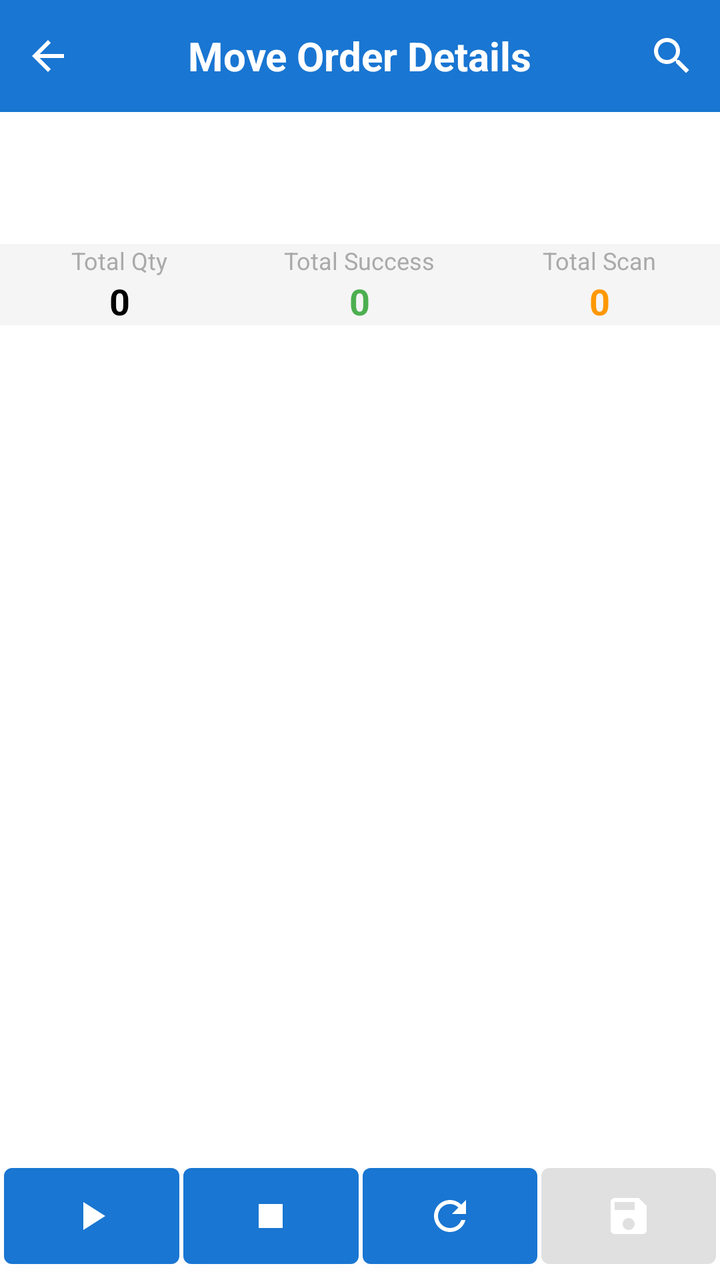
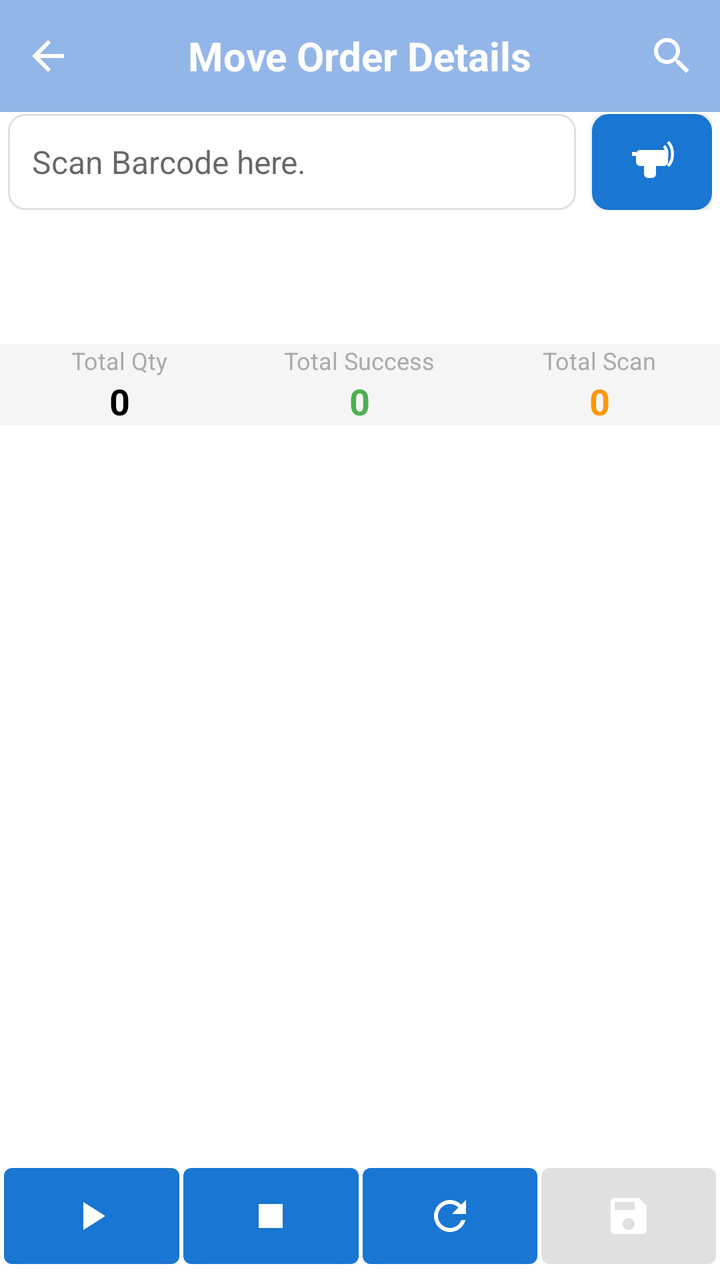

The first picture is an Android layout as it rendered before a commit; the second is the same layout after the commit. The layout source and the unified diff follow.
<!-- AndroidManifest.xml: application theme AppTheme -->
<!-- res/layout/fragment_move_order_child.xml -->
<?xml version="1.0" encoding="utf-8"?>
<LinearLayout xmlns:android="http://schemas.android.com/apk/res/android"
    xmlns:app="http://schemas.android.com/apk/res-auto"
    android:layout_width="match_parent"
    android:layout_height="match_parent"
    android:orientation="vertical">

    <com.google.android.material.appbar.AppBarLayout
        android:id="@+id/appBarLayout"
        android:layout_width="match_parent"
        android:layout_height="wrap_content">

        <androidx.appcompat.widget.Toolbar
            android:id="@+id/toolbar"
            android:layout_width="match_parent"
            android:layout_height="?attr/actionBarSize"
            android:background="?attr/colorPrimary"
            app:contentInsetLeft="0dp"
            app:contentInsetStart="0dp"
            app:popupTheme="@style/ThemeOverlay.AppCompat.Light"
            app:theme="@style/ThemeOverlay.AppCompat.Dark.ActionBar">

            <FrameLayout
                android:layout_width="match_parent"
                android:layout_height="match_parent">

                <ImageView
                    android:id="@+id/ivBack"
                    android:layout_width="48dp"
                    android:layout_height="match_parent"
                    android:layout_gravity="start"
                    android:background="?attr/selectableItemBackgroundBorderless"
                    android:padding="12dp"
                    android:src="@drawable/ic_arrow_back"
                    app:tint="@android:color/white"/>

                <TextView
                    android:id="@+id/toolbar_title"
                    android:layout_width="wrap_content"
                    android:layout_height="wrap_content"
                    android:layout_gravity="center"
                    android:text="Move Order Details"
                    android:textColor="@android:color/white"
                    android:textSize="20sp"
                    android:textStyle="bold"/>

                
                <FrameLayout
                    android:id="@+id/notificationContainer"
                    android:layout_width="48dp"
                    android:layout_height="match_parent"
                    android:layout_gravity="end"
                    android:layout_marginEnd="48dp">

                    <ImageView
                        android:id="@+id/ivNotification"
                        android:layout_width="match_parent"
                        android:layout_height="match_parent"
                        android:background="?attr/selectableItemBackgroundBorderless"
                        android:padding="12dp"
                        android:src="@drawable/ic_notifications"
                        app:tint="@android:color/white"
                        android:visibility="gone"/>

                    <TextView
                        android:id="@+id/tvNotificationCount"
                        android:layout_width="20dp"
                        android:layout_height="20dp"
                        android:layout_gravity="top|end"
                        android:layout_marginTop="8dp"
                        android:layout_marginEnd="8dp"
                        android:background="@drawable/notification_badge_background"
                        android:gravity="center"
                        android:text="0"
                        android:textColor="@android:color/white"
                        android:textSize="12sp"
                        android:visibility="gone"/>
                </FrameLayout>











                <androidx.appcompat.widget.SearchView
                    android:id="@+id/searchView"
                    android:layout_width="wrap_content"
                    android:layout_height="match_parent"
                    android:layout_gravity="end"
                    app:iconifiedByDefault="true"
                    app:queryHint="Search item..."
                    android:theme="@style/SearchViewStyle"/>

            </FrameLayout>

        </androidx.appcompat.widget.Toolbar>

    </com.google.android.material.appbar.AppBarLayout>

    <LinearLayout
        android:layout_width="match_parent"
        android:layout_height="wrap_content"
        android:orientation="vertical"
        android:padding="6dp"
        android:background="@android:color/white">

        <TextView
            android:id="@+id/tvOrderNo"
            android:layout_width="match_parent"
            android:layout_height="wrap_content"
            android:textSize="18sp"
            android:textStyle="bold"
            android:layout_marginBottom="2dp"/>

        <LinearLayout
            android:layout_width="match_parent"
            android:layout_height="wrap_content"
            android:orientation="horizontal"
            android:padding="2dp">

            <TextView
                android:id="@+id/tvSourceWarehouse"
                android:layout_width="0dp"
                android:layout_height="wrap_content"
                android:layout_weight="1"
                android:textSize="16sp"
                android:layout_marginBottom="2dp"/>

            <TextView
                android:id="@+id/tvDestinationWarehouse"
                android:layout_width="0dp"
                android:layout_height="wrap_content"
                android:layout_weight="1"
                android:textSize="16sp"
                android:layout_marginBottom="2dp"
                android:gravity="right"/>

        </LinearLayout>


    </LinearLayout>

    
    <LinearLayout
        android:layout_width="match_parent"
        android:layout_height="wrap_content"
        android:orientation="horizontal"
        android:padding="0dp"
        android:background="#F5F5F5">

        <LinearLayout
            android:layout_width="0dp"
            android:layout_height="wrap_content"
            android:layout_weight="1"
            android:orientation="vertical"
            android:gravity="center">

            <TextView
                android:layout_width="wrap_content"
                android:layout_height="wrap_content"
                android:text="Total Qty"
                android:textSize="12sp"
                android:textColor="@android:color/darker_gray"/>

            <TextView
                android:id="@+id/tvTotalQty"
                android:layout_width="wrap_content"
                android:layout_height="wrap_content"
                android:text="0"
                android:textSize="18sp"
                android:textStyle="bold"
                android:textColor="@android:color/black"/>
        </LinearLayout>

        <LinearLayout
            android:layout_width="0dp"
            android:layout_height="wrap_content"
            android:layout_weight="1"
            android:orientation="vertical"
            android:gravity="center">

            <TextView
                android:layout_width="wrap_content"
                android:layout_height="wrap_content"
                android:text="Total Success"
                android:textSize="12sp"
                android:textColor="@android:color/darker_gray"/>

            <TextView
                android:id="@+id/tvTotalSuccess"
                android:layout_width="wrap_content"
                android:layout_height="wrap_content"
                android:text="0"
                android:textSize="18sp"
                android:textStyle="bold"
                android:textColor="#4CAF50"/>
        </LinearLayout>

        <LinearLayout
            android:layout_width="0dp"
            android:layout_height="wrap_content"
            android:layout_weight="1"
            android:orientation="vertical"
            android:gravity="center">

            <TextView
                android:layout_width="wrap_content"
                android:layout_height="wrap_content"
                android:text="Total Scan"
                android:textSize="12sp"
                android:textColor="@android:color/darker_gray"/>

            <TextView
                android:id="@+id/tvTotalScan"
                android:layout_width="wrap_content"
                android:layout_height="wrap_content"
                android:text="0"
                android:textSize="18sp"
                android:textStyle="bold"
                android:textColor="#FF9800"/>
        </LinearLayout>

    </LinearLayout>

    <LinearLayout
        android:id="@+id/view_readtag"
        android:layout_width="0dp"
        android:layout_height="0dp"
        android:visibility="invisible">
        <TextView
            android:id="@+id/tv_count"
            android:layout_width="0dp"
            android:layout_height="0dp"
            android:visibility="invisible"></TextView>
        <TextView
            android:id="@+id/tv_time"
            android:layout_width="0dp"
            android:layout_height="0dp"
            android:visibility="invisible"></TextView>
        <TextView
            android:id="@+id/tv_total"
            android:layout_width="0dp"
            android:layout_height="0dp"
            android:visibility="invisible"></TextView>
        <EditText
            android:id="@+id/etTime"
            android:layout_weight="1"
            android:layout_width="0dp"
            android:layout_height="0dp"
            android:hint="99999999"
            android:inputType="numberDecimal"
            android:maxLength="10"
            android:singleLine="true"
            android:visibility="invisible" />
    </LinearLayout>

    <FrameLayout
        android:layout_width="match_parent"
        android:layout_height="0dp"
        android:layout_weight="1">

        <ListView
            android:id="@+id/listView"
            android:layout_width="match_parent"
            android:layout_height="match_parent"
            android:divider="@android:color/darker_gray"
            android:dividerHeight="1dp"
            android:padding="2dp"/>

        <LinearLayout
            android:id="@+id/emptyView"
            android:layout_width="match_parent"
            android:layout_height="match_parent"
            android:gravity="center"
            android:orientation="vertical"
            android:visibility="gone">

            <ImageView
                android:layout_width="64dp"
                android:layout_height="64dp"
                android:src="@drawable/ic_empty_box"
                android:alpha="0.5"/>

            <TextView
                android:layout_width="wrap_content"
                android:layout_height="wrap_content"
                android:layout_marginTop="16dp"
                android:text="No items found"
                android:textSize="16sp"/>
        </LinearLayout>

        <ProgressBar
            android:id="@+id/progressBar"
            android:layout_width="wrap_content"
            android:layout_height="wrap_content"
            android:layout_gravity="center"
            android:visibility="gone"/>

    </FrameLayout>

    <LinearLayout
        android:layout_width="match_parent"
        android:layout_height="wrap_content"
        android:orientation="horizontal"
        android:padding="2dp">

        <Button
            android:id="@+id/btnScanRFID"
            android:layout_width="wrap_content"
            android:layout_height="match_parent"
            android:layout_weight="1"
            android:layout_marginEnd="2dp"
            android:drawableTop="@drawable/ic_play"
            android:paddingTop="12dp"
            android:paddingBottom="0dp"
            android:textSize="0sp"/>

        <Button
            android:id="@+id/btnStop"
            android:layout_width="wrap_content"
            android:layout_height="wrap_content"
            android:layout_weight="1"
            android:layout_marginEnd="2dp"
            android:drawableTop="@drawable/ic_stop"
            android:paddingTop="12dp"
            android:paddingBottom="3dp"
            android:textSize="0sp"/>

        <Button
            android:id="@+id/btnClear"
            android:layout_width="wrap_content"
            android:layout_height="wrap_content"
            android:layout_weight="1"
            android:layout_marginEnd="2dp"
            android:drawableTop="@drawable/ic_refresh"
            android:paddingTop="12dp"
            android:paddingBottom="3dp"
            android:textSize="0sp"/>

        <Button
            android:id="@+id/btnConfirm"
            android:layout_width="wrap_content"
            android:layout_height="wrap_content"
            android:layout_weight="1"
            android:enabled="false"
            android:drawableTop="@drawable/ic_save"
            android:paddingTop="12dp"
            android:paddingBottom="3dp"
            android:textSize="0sp"/>
    </LinearLayout>

</LinearLayout>
<!-- resources referenced by this layout -->
<resources>
  <!-- drawable ic_stop (drawable) -->
  <?xml version="1.0" encoding="utf-8"?>
  <vector xmlns:android="http://schemas.android.com/apk/res/android"
      android:width="24dp"
      android:height="24dp"
      android:viewportWidth="24"
      android:viewportHeight="24">
      <path
          android:fillColor="#FFFFFF"
          android:pathData="M6,6h12v12H6z"/>
  </vector>
  <!-- drawable notification_badge_background (drawable) -->
  <?xml version="1.0" encoding="utf-8"?>
  <shape xmlns:android="http://schemas.android.com/apk/res/android"
      android:shape="oval">
      <solid android:color="#F44336" /> 
  </shape>
  <style name="AppTheme" parent="Theme.MaterialComponents.Light.DarkActionBar">
          <item name="colorPrimary">@color/colorPrimary</item>
          <item name="colorPrimaryDark">@color/colorPrimaryDark</item>
          <item name="colorAccent">@color/colorAccent</item>
      </style>
  <color name="colorPrimary">#1976D2</color>
  <color name="colorPrimaryDark">#1565C0</color>
  <color name="colorAccent">#FFC107</color>
  <!-- unchanged entries left out for length: 7 -->
</resources>

<!-- the commit's change to res/layout/fragment_move_order_child.xml (unified diff, before → after) -->
@@ -14,7 +14,7 @@
             android:id="@+id/toolbar"
             android:layout_width="match_parent"
             android:layout_height="?attr/actionBarSize"
-            android:background="?attr/colorPrimary"
+            android:background="@color/pastel1"
             app:contentInsetLeft="0dp"
             app:contentInsetStart="0dp"
             app:popupTheme="@style/ThemeOverlay.AppCompat.Light"
@@ -103,6 +103,40 @@
     </com.google.android.material.appbar.AppBarLayout>
 
     <LinearLayout
+        android:id="@+id/view_barcode"
+        android:orientation="horizontal"
+        android:layout_width="match_parent"
+        android:layout_height="wrap_content"
+        android:paddingTop="1dp"
+        android:paddingBottom="1dp"
+        android:paddingLeft="4dp"
+        android:paddingRight="4dp"
+        android:background="#FFFFFF"
+        android:gravity="center_vertical">
+
+        <EditText
+            android:id="@+id/tvBarcode"
+            android:layout_width="0dp"
+            android:layout_height="48dp"
+            android:layout_weight="1"
+            android:layout_marginEnd="8dp"
+            android:hint="Scan Barcode here."
+            android:textSize="16sp"
+            android:textColor="@android:color/black"
+            android:background="@drawable/edittext_background"
+            android:padding="12dp"
+            android:gravity="center_vertical"/>
+
+        <Button
+            android:id="@+id/btnScanBarcode"
+            android:layout_width="60dp"
+            android:layout_height="48dp"
+            android:drawableTop="@drawable/ic_scan"
+            android:background="@drawable/button_background"/>
+
+    </LinearLayout>
+
+    <LinearLayout
         android:layout_width="match_parent"
         android:layout_height="wrap_content"
         android:orientation="vertical"
<!-- resource entries referenced after the edit -->
@@ -1,5 +1,111 @@
 <!-- resources referenced by this layout -->
 <resources>
+  <color name="pastel1">#93B6E8</color>
+  <!-- drawable button_background (drawable) -->
+  <?xml version="1.0" encoding="utf-8"?>
+  <selector xmlns:android="http://schemas.android.com/apk/res/android">
+  
+      
+      <item android:state_pressed="true">
+          <shape android:shape="rectangle">
+              <solid android:color="#1976D2" />
+              <corners android:radius="8dp" />
+              <stroke
+                  android:width="1dp"
+                  android:color="#1565C0" />
+          </shape>
+      </item>
+  
+      
+      <item android:state_enabled="false">
+          <shape android:shape="rectangle">
+              <solid android:color="#E0E0E0" />
+              <corners android:radius="8dp" />
+              <stroke
+                  android:width="1dp"
+                  android:color="#BDBDBD" />
+          </shape>
+      </item>
+  
+      
+      <item>
+          <shape android:shape="rectangle">
+              <solid android:color="#2196F3" />
+              <corners android:radius="8dp" />
+              <stroke
+                  android:width="1dp"
+                  android:color="#1976D2" />
+          </shape>
+      </item>
+  
+  </selector>
+  <!-- drawable edittext_background (drawable) -->
+  <?xml version="1.0" encoding="utf-8"?>
+  <shape xmlns:android="http://schemas.android.com/apk/res/android"
+      android:shape="rectangle">
+  
+      
+      <solid android:color="#FFFFFF" />
+  
+      
+      <stroke
+          android:width="1dp"
+          android:color="#E0E0E0" />
+  
+      
+      <corners android:radius="8dp" />
+  
+      
+      <padding
+          android:left="12dp"
+          android:top="8dp"
+          android:right="12dp"
+          android:bottom="8dp" />
+  
+  </shape>
+  <!-- drawable ic_scan (drawable) -->
+  <?xml version="1.0" encoding="utf-8"?>
+  <vector xmlns:android="http://schemas.android.com/apk/res/android"
+      android:width="24dp"
+      android:height="24dp"
+      android:viewportWidth="24"
+      android:viewportHeight="24"
+      android:tint="@android:color/white">
+  
+      
+      
+      <path
+          android:fillColor="@android:color/white"
+          android:pathData="M6,8h12c1,0 2,1 2,2v4c0,1 -1,2 -2,2H6c-1,0 -2,-1 -2,-2v-4C4,9 5,8 6,8z"/>
+  
+      
+      <path
+          android:fillColor="@android:color/white"
+          android:pathData="M14,14v6c0,1 -1,2 -2,2h-2c-1,0 -2,-1 -2,-2v-6H14z"/>
+  
+      
+      <path
+          android:fillColor="#FF5722"
+          android:pathData="M8,16h2v2H8V16z"/>
+  
+      
+      <path
+          android:fillColor="#2196F3"
+          android:pathData="M7,9h6v2H7V9z"/>
+  
+      
+      <path
+          android:fillColor="@color/transparent"
+          android:strokeColor="#4CAF50"
+          android:strokeWidth="1.5"
+          android:pathData="M18,6c2,2 2,6 0,8 M20,4c3,3 3,9 0,12"/>
+  
+      
+      <path
+          android:fillColor="#4CAF50"
+          android:pathData="M2,9h2v2H2V9z"/>
+  
+  </vector>
   <!-- drawable ic_stop (drawable) -->
   <?xml version="1.0" encoding="utf-8"?>
   <vector xmlns:android="http://schemas.android.com/apk/res/android"
@@ -22,6 +128,7 @@
           <item name="colorPrimaryDark">@color/colorPrimaryDark</item>
           <item name="colorAccent">@color/colorAccent</item>
       </style>
+  <color name="transparent">#00000000</color>
   <color name="colorPrimary">#1976D2</color>
   <color name="colorPrimaryDark">#1565C0</color>
   <color name="colorAccent">#FFC107</color>
